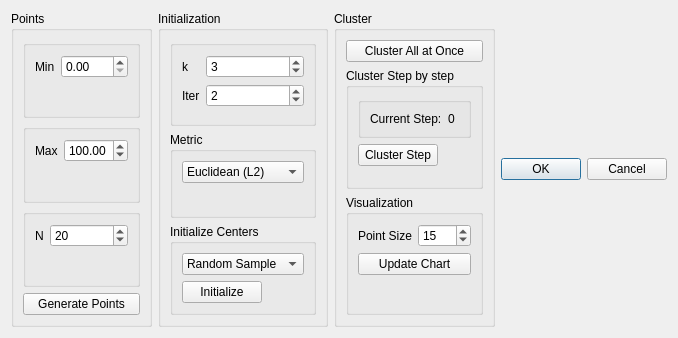
denizkavzak/Interactive-KMeans-QT, file KMeansDialog.ui: the form before one commit.
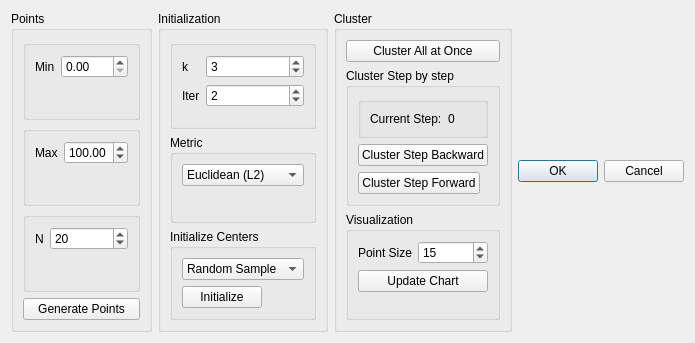
The form after the commit.

Commit message: Implementing backward step during clustering is attempted

Diff of the .ui file:
```diff
--- a/KMeansDialog.ui
+++ b/KMeansDialog.ui
@@ -6,8 +6,8 @@
    <rect>
     <x>0</x>
     <y>0</y>
-    <width>650</width>
-    <height>338</height>
+    <width>665</width>
+    <height>343</height>
    </rect>
   </property>
   <property name="windowTitle">
@@ -259,7 +259,7 @@
          <item row="2" column="0">
           <widget class="QPushButton" name="clusterStepButton">
            <property name="text">
-            <string>Cluster Step</string>
+            <string>Cluster Step Forward</string>
            </property>
           </widget>
          </item>
@@ -286,6 +286,13 @@
            </layout>
           </widget>
          </item>
+         <item row="1" column="0" colspan="2">
+          <widget class="QPushButton" name="clusterStepBackButton">
+           <property name="text">
+            <string>Cluster Step Backward</string>
+           </property>
+          </widget>
+         </item>
         </layout>
        </widget>
       </item>
```
Left out of the diff: 17 changed lines with no effect on the pictures. The commit also changes 11 other files.
